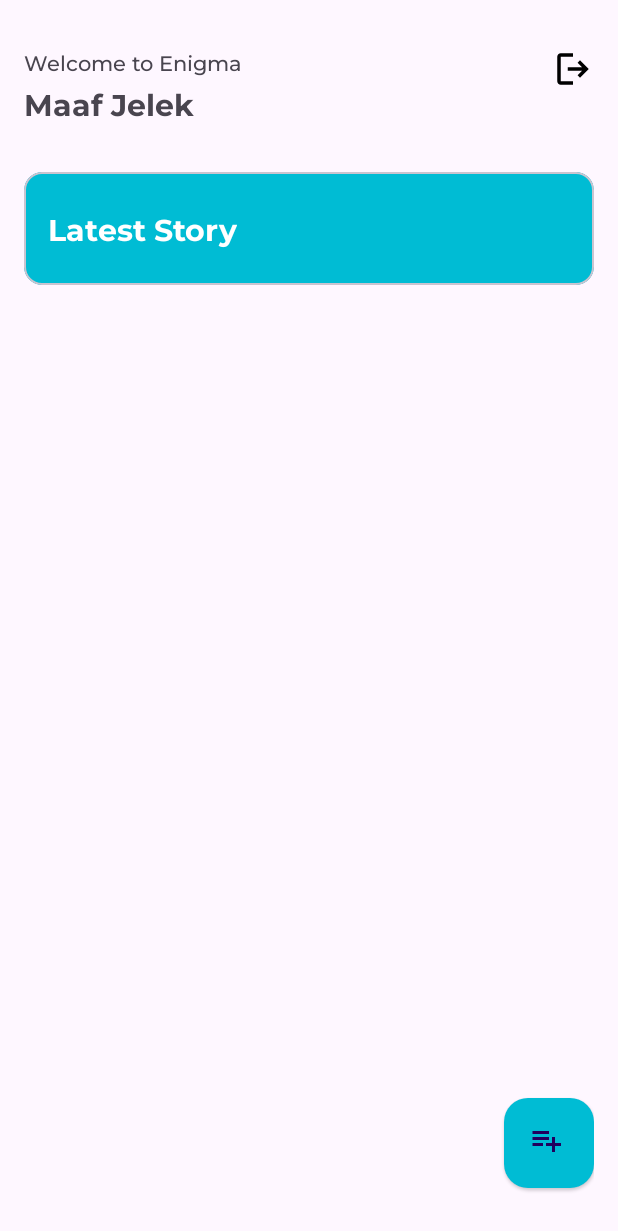
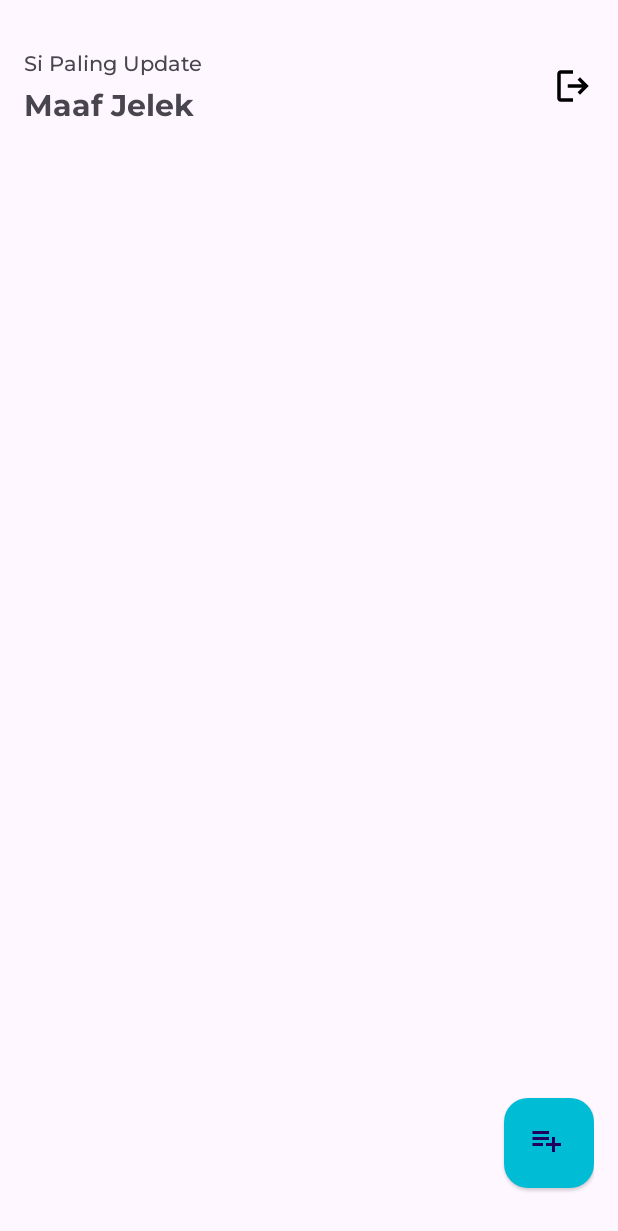
Before and after one commit to yokijatip/EnigmaMedia, an Android app: the MainActivity screen opened directly, with no data from a screen before it, on a phone screen of 412 x 824 dp. Shown: the top 1231 px of the screen. Run offline under Robolectric (Android 15) with nearby library versions, the phone set to English and light mode, and no system bars; pictures from the network do not load.

Commit message:
Menerapkan MVVM pada Main Activity

```diff
--- a/app/src/main/java/com/enigma/enigmamedia/adapter/MainAdapter.kt
+++ b/app/src/main/java/com/enigma/enigmamedia/adapter/MainAdapterMVVM.kt
@@ -1,11 +1,8 @@
 package com.enigma.enigmamedia.adapter
 
 import android.annotation.SuppressLint
-import android.app.Activity
-import android.content.Intent
 import android.view.LayoutInflater
 import android.view.ViewGroup
-import androidx.core.app.ActivityOptionsCompat
 import androidx.recyclerview.widget.DiffUtil
 import androidx.recyclerview.widget.ListAdapter
 import androidx.recyclerview.widget.RecyclerView
@@ -14,9 +11,9 @@ import com.bumptech.glide.load.resource.drawable.DrawableTransitionOptions
 import com.enigma.enigmamedia.R
 import com.enigma.enigmamedia.data.remote.response.ListStoryItem
 import com.enigma.enigmamedia.databinding.ItemMainBinding
-import com.enigma.enigmamedia.view.detail.DetailActivity
 
-class MainAdapter : ListAdapter<ListStoryItem, MainAdapter.MainViewHolder>(StoryDiffCallback()) {
+class MainAdapterMVVM :
+    ListAdapter<ListStoryItem, MainAdapterMVVM.StoryViewHolder>(StoryDiffCallback()) {
 
     private val list = ArrayList<ListStoryItem>()
     private var onItemClickCallback: OnItemClickCallback? = null
@@ -25,7 +22,6 @@ class MainAdapter : ListAdapter<ListStoryItem, MainAdapter.MainViewHolder>(Story
         this.onItemClickCallback = onItemClickCallback
     }
 
-
     @SuppressLint("NotifyDataSetChanged")
     fun setList(newList: List<ListStoryItem>) {
         list.clear()
@@ -33,9 +29,11 @@ class MainAdapter : ListAdapter<ListStoryItem, MainAdapter.MainViewHolder>(Story
         notifyDataSetChanged()
     }
 
-    inner class MainViewHolder(private val binding: ItemMainBinding) :
+    inner class StoryViewHolder(private val binding: ItemMainBinding) :
         RecyclerView.ViewHolder(binding.root) {
 
+
+        //        Random Avatar
         private fun getRandomAvatar(): Int {
             val avatarResourceDrawable = arrayOf(
                 R.drawable.avatar1,
@@ -73,8 +71,24 @@ class MainAdapter : ListAdapter<ListStoryItem, MainAdapter.MainViewHolder>(Story
                 tvName.text = storyItem.name
             }
         }
+    }
 
+    override fun onCreateViewHolder(
+        parent: ViewGroup,
+        viewType: Int
+    ): StoryViewHolder {
+        val view = ItemMainBinding.inflate(LayoutInflater.from(parent.context), parent, false)
+        return StoryViewHolder((view))
     }
+
+    override fun onBindViewHolder(holder: StoryViewHolder, position: Int) {
+        holder.bind(list[position])
+    }
+
+    override fun getItemCount(): Int {
+        return list.size
+    }
+
 
     class StoryDiffCallback : DiffUtil.ItemCallback<ListStoryItem>() {
         override fun areItemsTheSame(oldItem: ListStoryItem, newItem: ListStoryItem): Boolean {
@@ -86,26 +100,9 @@ class MainAdapter : ListAdapter<ListStoryItem, MainAdapter.MainViewHolder>(Story
         }
     }
 
-    override fun onCreateViewHolder(parent: ViewGroup, viewType: Int): MainViewHolder {
-        val view = ItemMainBinding.inflate(LayoutInflater.from(parent.context), parent, false)
-        return MainViewHolder((view))
-    }
-
-    override fun getItemCount(): Int {
-        return list.size
-    }
-
-    override fun onBindViewHolder(holder: MainViewHolder, position: Int) {
-
-
-        holder.bind(list[position])
-
-
-    }
-
-    //    Interface buat on item click listener
     interface OnItemClickCallback {
         fun onItemClicked(storyItem: ListStoryItem)
     }
 
+
 }
--- a/app/src/main/java/com/enigma/enigmamedia/data/remote/api/ApiService.kt
+++ b/app/src/main/java/com/enigma/enigmamedia/data/remote/api/ApiService.kt
@@ -69,4 +69,12 @@ interface ApiService {
         @Part image: MultipartBody.Part,
         @Part("description") description: RequestBody
     ): Call<AddResponse>
+
+
+//    Menggunakan MVVM
+
+    @GET("stories")
+    suspend fun getAllStory(
+        @Header("Authorization") token: String,
+    ): Response<StoryResponse>
 }
--- a/app/src/main/java/com/enigma/enigmamedia/data/remote/client/Client.kt
+++ b/app/src/main/java/com/enigma/enigmamedia/data/remote/client/Client.kt
@@ -7,10 +7,10 @@ import retrofit2.Retrofit
 import retrofit2.converter.gson.GsonConverterFactory
 
 
-object Client {
+class Client {
 
+    companion object {
         fun getApiService(): ApiService {
-
             val httpLoggingInterceptor = HttpLoggingInterceptor()
             val loggingInterceptor =
                 httpLoggingInterceptor.apply {
@@ -26,5 +26,6 @@ object Client {
                 .build()
             return retrofit.create(ApiService::class.java)
         }
+    }
 
 }
--- /dev/null
+++ b/app/src/main/java/com/enigma/enigmamedia/di/Injection.kt
@@ -0,0 +1,13 @@
+package com.enigma.enigmamedia.di
+
+import android.content.Context
+import com.enigma.enigmamedia.data.remote.client.Client
+import com.enigma.enigmamedia.repository.Repository
+
+object Injection {
+    fun provideRepository(context: Context): Repository {
+        val apiService = Client.getApiService()
+        return Repository(apiService)
+    }
+
+}
--- /dev/null
+++ b/app/src/main/java/com/enigma/enigmamedia/repository/Repository.kt
@@ -0,0 +1,13 @@
+package com.enigma.enigmamedia.repository
+
+import com.enigma.enigmamedia.data.remote.api.ApiService
+import com.enigma.enigmamedia.data.remote.response.StoryResponse
+import retrofit2.Response
+
+class Repository(private val apiService: ApiService) {
+
+    suspend fun getStoryFromRepository(token: String): Response<StoryResponse> {
+        return apiService.getAllStory(token)
+    }
+
+}
--- a/app/src/main/java/com/enigma/enigmamedia/view/main/MainActivity.kt
+++ b/app/src/main/java/com/enigma/enigmamedia/view/main/MainActivity.kt
@@ -5,20 +5,21 @@ import android.content.Intent
 import android.os.Bundle
 import android.util.Log
 import android.view.View
-import android.widget.Toast
 import androidx.activity.viewModels
 import androidx.appcompat.app.AppCompatActivity
 import androidx.lifecycle.lifecycleScope
 import androidx.recyclerview.widget.LinearLayoutManager
 import androidx.recyclerview.widget.RecyclerView
 import com.enigma.enigmamedia.R
-import com.enigma.enigmamedia.adapter.MainAdapter
+import com.enigma.enigmamedia.adapter.MainAdapterMVVM
 import com.enigma.enigmamedia.data.remote.response.ListStoryItem
 import com.enigma.enigmamedia.databinding.ActivityMainBinding
 import com.enigma.enigmamedia.utils.TokenPreferences
 import com.enigma.enigmamedia.view.add.AddActivity
 import com.enigma.enigmamedia.view.detail.DetailActivity
 import com.enigma.enigmamedia.view.landing.LandingScreenActivity
+import com.enigma.enigmamedia.viewmodel.main.MainViewModelMVVM
+import com.enigma.enigmamedia.viewmodel.main.ViewModelFactory
 import kotlinx.coroutines.flow.first
 import kotlinx.coroutines.flow.launchIn
 import kotlinx.coroutines.flow.onEach
@@ -27,8 +28,12 @@ import kotlinx.coroutines.launch
 class MainActivity : AppCompatActivity() {
 
     private lateinit var mainBinding: ActivityMainBinding
-    private val mainViewModel: MainViewModel by viewModels()
-    private val mainAdapter = MainAdapter()
+
+    private val mainViewModel: MainViewModelMVVM by viewModels {
+        ViewModelFactory(this)
+    }
+
+    private val mainAdapterMVVM = MainAdapterMVVM()
 
     private val tokenPreferences by lazy { TokenPreferences(this) }
 
@@ -38,32 +43,41 @@ class MainActivity : AppCompatActivity() {
         mainBinding = ActivityMainBinding.inflate(layoutInflater)
         setContentView(mainBinding.root)
 
+        showLoading(true)
+
+//        Print Token di log
         tokenPreferences.getToken().onEach { token ->
             Log.d("TokenDebug", "Token: $token")
         }.launchIn(lifecycleScope)
 
-//        Inisiasi Adapter NotifyDataChanged
-        mainAdapter.notifyDataSetChanged()
-
 //        Recycler View
         val recyclerView = findViewById<RecyclerView>(R.id.rv_main)
         recyclerView.layoutManager = LinearLayoutManager(this)
-        recyclerView.adapter = mainAdapter
+        recyclerView.adapter = mainAdapterMVVM
 
-//        Observer Live data dari ViewModel
-        mainViewModel.getStoryListLiveData()
-            .observe(this) { stories -> mainAdapter.setList(stories) }
+        mainBinding.rvMain.layoutManager = LinearLayoutManager(this)
 
-//        Fetch Story
+        mainAdapterMVVM.notifyDataSetChanged()
+
+//        Observer buat update Story dari View Model sama Adapter
+        mainViewModel.storyListLiveData.observe(this) { stories ->
+            Log.d("TokenDebug", "Total cerita diterima: ${stories.size}")
+            mainAdapterMVVM.setList(stories)
+            val firstStory = stories.firstOrNull()
+            if (firstStory != null) {
+                val name = firstStory.name
+                mainBinding.textView2.text = name
+            }
+        }
 
         lifecycleScope.launch {
-            getToken()
+            val token = getToken()
+            mainViewModel.getStoryFromViewModel(token)
+            showLoading(false)
         }
 
-
+//        Logout
         mainBinding.apply {
-
-//            Menghapus Data Sesi dan Token Ketika Button Logout ditekan
             btnLogout.setOnClickListener {
 
                 lifecycleScope.launch {
@@ -78,24 +92,19 @@ class MainActivity : AppCompatActivity() {
 
         }
 
-
 //        Floating Action Button Add
         floatingActionButtonAdd()
 
-
-//        Handler Buat On Item click buat ke Detail
-        mainAdapter.setOnItemClickCallback(object : MainAdapter.OnItemClickCallback {
+//        Handler On Item Click dan pergi ke Detail
+        mainAdapterMVVM.setOnItemClickCallback(object : MainAdapterMVVM.OnItemClickCallback {
             override fun onItemClicked(storyItem: ListStoryItem) {
                 navigateToStoryDetail(storyItem)
             }
         })
+
     }
 
-    //    Open Function untuk Toast Meesage
-    private fun toast(pesan: String) {
-        Toast.makeText(this, pesan, Toast.LENGTH_SHORT).show()
-    }
-
+    //    Fungsi Floating Action Button Add
     private fun floatingActionButtonAdd() {
         mainBinding.apply {
             fabAdd.setOnClickListener {
@@ -104,13 +113,10 @@ class MainActivity : AppCompatActivity() {
         }
     }
 
-    private suspend fun getToken() {
-        val token = tokenPreferences.getToken().first()
-        mainViewModel.getAllStory(token)
+    private suspend fun getToken(): String {
+        return tokenPreferences.getToken().first()
     }
 
-
-    //    Untuk mengarahkan ke Detail Story
     private fun navigateToStoryDetail(storyItem: ListStoryItem) {
 
         val intent = Intent(this@MainActivity, DetailActivity::class.java).apply {
@@ -123,5 +129,4 @@ class MainActivity : AppCompatActivity() {
     private fun showLoading(state: Boolean) {
         mainBinding.loadingMain.visibility = if (state) View.VISIBLE else View.GONE
     }
-
 }
--- a/app/src/main/java/com/enigma/enigmamedia/view/main/MainViewModel.kt
+++ /dev/null
@@ -1,47 +0,0 @@
-package com.enigma.enigmamedia.view.main
-
-import android.util.Log
-import androidx.lifecycle.LiveData
-import androidx.lifecycle.MutableLiveData
-import androidx.lifecycle.ViewModel
-import com.enigma.enigmamedia.data.remote.client.Client
-import com.enigma.enigmamedia.data.remote.response.ListStoryItem
-import com.enigma.enigmamedia.data.remote.response.StoryResponse
-import retrofit2.Call
-import retrofit2.Callback
-import retrofit2.Response
-
-@Suppress("NAME_SHADOWING")
-class MainViewModel : ViewModel() {
-
-    private val storyListLiveData = MutableLiveData<List<ListStoryItem>>()
-
-    fun getStoryListLiveData(): LiveData<List<ListStoryItem>> {
-        return storyListLiveData
-    }
-
-
-    fun getAllStory(token : String) {
-
-        val token = "Bearer $token"
-
-        Client.getApiService()
-            .getStories(token)
-            .enqueue(object : Callback<StoryResponse> {
-                override fun onResponse(
-                    call: Call<StoryResponse>,
-                    response: Response<StoryResponse>
-                ) {
-                    if (response.isSuccessful) {
-                        val stories = response.body()?.listStory
-                        storyListLiveData.value = stories!!
-                    }
-                }
-
-                override fun onFailure(call: Call<StoryResponse>, t: Throwable) {
-                    t.message?.let { Log.e("Mana User nya juga ga ada🫵😞", it)}
-                }
-            })
-    }
-
-}
--- /dev/null
+++ b/app/src/main/java/com/enigma/enigmamedia/viewmodel/main/MainViewModelMVVM.kt
@@ -0,0 +1,47 @@
+package com.enigma.enigmamedia.viewmodel.main
+
+import android.content.Context
+import android.util.Log
+import androidx.lifecycle.*
+import com.enigma.enigmamedia.data.remote.response.ListStoryItem
+import com.enigma.enigmamedia.di.Injection
+import com.enigma.enigmamedia.repository.Repository
+import kotlinx.coroutines.launch
+
+@Suppress("NAME_SHADOWING")
+class MainViewModelMVVM(private val repository: Repository) : ViewModel() {
+
+    private val _storyListLiveData = MutableLiveData<List<ListStoryItem>>()
+
+    val storyListLiveData: LiveData<List<ListStoryItem>>
+        get() = _storyListLiveData
+
+    fun getStoryFromViewModel(token: String) {
+        val token = "Bearer $token"
+
+        viewModelScope.launch {
+            try {
+                val response = repository.getStoryFromRepository(token)
+
+                if (response.isSuccessful) {
+                    val stories = response.body()?.listStory
+                    _storyListLiveData.value = stories ?: emptyList()
+                }
+            } catch (e: Exception) {
+                e.message?.let { Log.e("Error", it) }
+            }
+        }
+    }
+
+
+}
+
+class ViewModelFactory(private val context: Context) : ViewModelProvider.Factory {
+    override fun <T : ViewModel> create(modelClass: Class<T>): T {
+        if (modelClass.isAssignableFrom(MainViewModelMVVM::class.java)) {
+            @Suppress("UNCHECKED_CAST")
+            return MainViewModelMVVM(Injection.provideRepository(context)) as T
+        }
+        throw IllegalArgumentException("Unknown ViewModel class")
+    }
+}
--- a/app/src/main/res/layout/activity_main.xml
+++ b/app/src/main/res/layout/activity_main.xml
@@ -10,38 +10,13 @@
     tools:context=".view.main.MainActivity">
 
 
-    <com.google.android.material.card.MaterialCardView
-        android:id="@+id/cv_main"
-        android:layout_width="0dp"
-        android:layout_height="wrap_content"
-        android:layout_marginTop="32dp"
-        android:backgroundTint="@color/accentColor"
-        android:orientation="vertical"
-        app:layout_constraintEnd_toEndOf="parent"
-        app:layout_constraintStart_toStartOf="parent"
-        app:layout_constraintTop_toBottomOf="@+id/textView2">
-
-        <TextView
-            android:layout_width="wrap_content"
-            android:layout_height="wrap_content"
-            android:layout_marginStart="16dp"
-            android:layout_marginTop="24dp"
-            android:layout_marginEnd="16dp"
-            android:layout_marginBottom="24dp"
-            android:fontFamily="@font/montserrat_bold"
-            android:text="@string/main_story_headline_1"
-            android:textColor="@color/white"
-            android:textSize="20sp" />
-
-    </com.google.android.material.card.MaterialCardView>
-
     <TextView
         android:id="@+id/textView"
         android:layout_width="wrap_content"
         android:layout_height="wrap_content"
         android:layout_marginTop="16dp"
         android:fontFamily="@font/montserrat_medium"
-        android:text="@string/main_headline"
+        android:text="Si Paling Update"
         android:textSize="14sp"
         app:layout_constraintStart_toStartOf="parent"
         app:layout_constraintTop_toTopOf="parent" />
@@ -63,6 +38,7 @@
         android:layout_height="28dp"
         android:layout_marginTop="16dp"
         android:src="@drawable/ic_logout"
+        app:layout_constraintBottom_toBottomOf="@+id/textView2"
         app:layout_constraintEnd_toEndOf="parent"
         app:layout_constraintTop_toTopOf="parent" />
 
@@ -74,7 +50,7 @@
         app:layout_constraintBottom_toBottomOf="parent"
         app:layout_constraintEnd_toEndOf="parent"
         app:layout_constraintStart_toStartOf="parent"
-        app:layout_constraintTop_toBottomOf="@+id/cv_main"
+        app:layout_constraintTop_toBottomOf="@+id/textView2"
         tools:listitem="@layout/item_main" />
 
     <com.google.android.material.floatingactionbutton.FloatingActionButton
```
Lines whose indentation alone changed are shown as unchanged.
